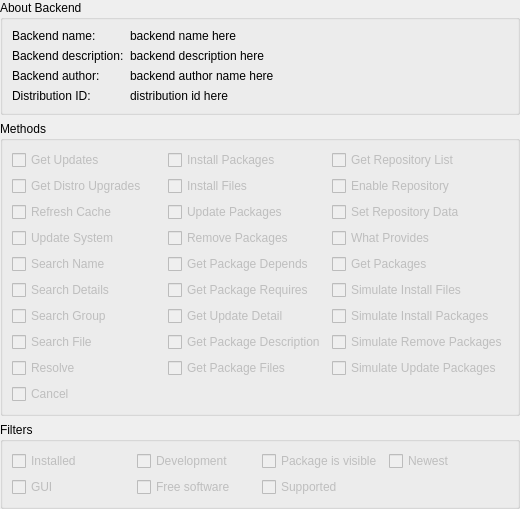
Before: the Qt Designer form Apper/BackendDetails.ui in KDE/apper, drawn with Qt 5.
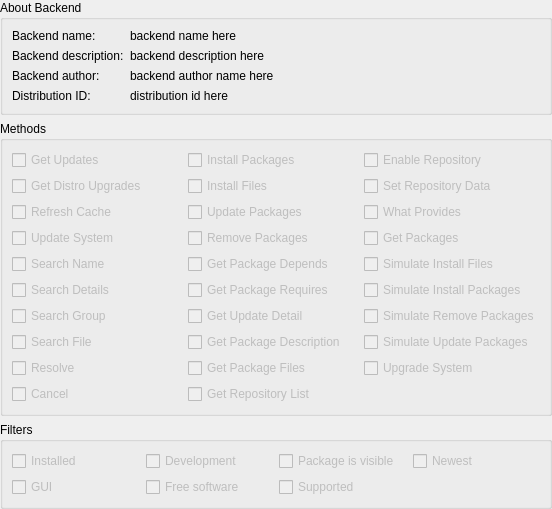
After: the same form once the commit is applied.

Patch:
```diff
--- a/Apper/BackendDetails.ui
+++ b/Apper/BackendDetails.ui
@@ -6,7 +6,7 @@
    <rect>
     <x>0</x>
     <y>0</y>
-    <width>520</width>
+    <width>552</width>
     <height>505</height>
    </rect>
   </property>
@@ -183,16 +183,6 @@
         </property>
        </widget>
       </item>
-      <item row="0" column="3">
-       <widget class="QCheckBox" name="getRepositoryListCB">
-        <property name="enabled">
-         <bool>false</bool>
-        </property>
-        <property name="text">
-         <string>Get Repository List</string>
-        </property>
-       </widget>
-      </item>
       <item row="2" column="0">
        <widget class="QCheckBox" name="refreshCacheCB">
         <property name="enabled">
@@ -373,7 +363,17 @@
         </property>
        </widget>
       </item>
-      <item row="1" column="3">
+      <item row="9" column="2">
+       <widget class="QCheckBox" name="getRepositoryListCB">
+        <property name="enabled">
+         <bool>false</bool>
+        </property>
+        <property name="text">
+         <string>Get Repository List</string>
+        </property>
+       </widget>
+      </item>
+      <item row="0" column="3">
        <widget class="QCheckBox" name="repositoryEnableCB">
         <property name="enabled">
          <bool>false</bool>
@@ -383,7 +383,7 @@
         </property>
        </widget>
       </item>
-      <item row="2" column="3">
+      <item row="1" column="3">
        <widget class="QCheckBox" name="repositorySetEnableCB">
         <property name="enabled">
          <bool>false</bool>
@@ -393,7 +393,7 @@
         </property>
        </widget>
       </item>
-      <item row="3" column="3">
+      <item row="2" column="3">
        <widget class="QCheckBox" name="whatProvidesCB">
         <property name="enabled">
          <bool>false</bool>
@@ -403,7 +403,7 @@
         </property>
        </widget>
       </item>
-      <item row="4" column="3">
+      <item row="3" column="3">
        <widget class="QCheckBox" name="getPackagesCB">
         <property name="enabled">
          <bool>false</bool>
@@ -413,7 +413,7 @@
         </property>
        </widget>
       </item>
-      <item row="5" column="3">
+      <item row="4" column="3">
        <widget class="QCheckBox" name="simulateInstallFilesCB">
         <property name="enabled">
          <bool>false</bool>
@@ -423,7 +423,7 @@
         </property>
        </widget>
       </item>
-      <item row="6" column="3">
+      <item row="5" column="3">
        <widget class="QCheckBox" name="simulateInstallPackagesCB">
         <property name="enabled">
          <bool>false</bool>
@@ -433,7 +433,7 @@
         </property>
        </widget>
       </item>
-      <item row="7" column="3">
+      <item row="6" column="3">
        <widget class="QCheckBox" name="simulateRemovePackagesCB">
         <property name="enabled">
          <bool>false</bool>
@@ -443,7 +443,7 @@
         </property>
        </widget>
       </item>
-      <item row="8" column="3">
+      <item row="7" column="3">
        <widget class="QCheckBox" name="simulateUpdatePackagesCB">
         <property name="enabled">
          <bool>false</bool>
@@ -453,6 +453,16 @@
         </property>
        </widget>
       </item>
+      <item row="8" column="3">
+       <widget class="QCheckBox" name="upgradeSystemCB">
+        <property name="enabled">
+         <bool>false</bool>
+        </property>
+        <property name="text">
+         <string>Upgrade System</string>
+        </property>
+       </widget>
+      </item>
      </layout>
     </widget>
    </item>
```
